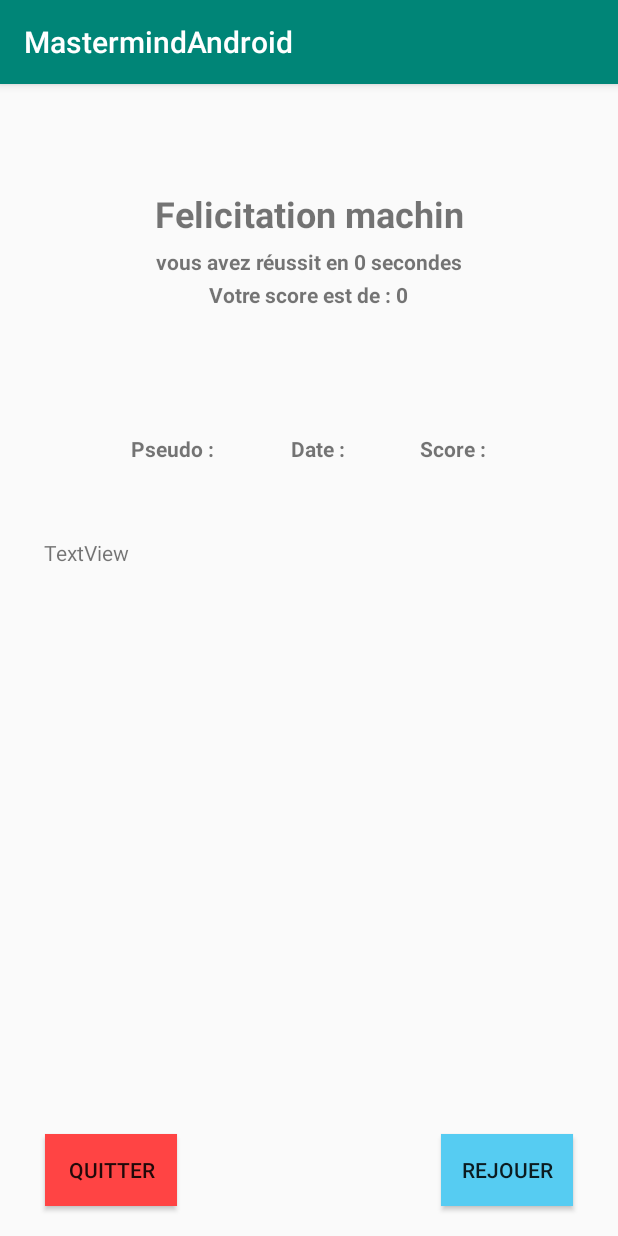
After one commit to nclsdvl/MastermindAndroid, an Android app: the Score screen opened directly, with no data from a screen before it, on a phone screen of 412 x 824 dp. The commit adds this screen. Run offline under Robolectric (Android 15) with nearby library versions, the phone set to English and light mode, and no system bars; 3 statements that could not run were skipped.

Commit message:
TODO chrono + score + derniere page

```diff
--- a/app/src/main/AndroidManifest.xml
+++ b/app/src/main/AndroidManifest.xml
@@ -26,7 +26,13 @@
             </intent-filter>
         </activity>
 
+        <activity android:name=".Score">
+            <intent-filter>
+                <action android:name="android.intent.action.MAIN" />
 
+                <category android:name="android.intent.category.LAUNCHER" />
+            </intent-filter>
+        </activity>
     </application>
 
 </manifest>
--- /dev/null
+++ b/app/src/main/java/com/nicolas/mastermindandroid/Score.java
@@ -0,0 +1,84 @@
+package com.nicolas.mastermindandroid;
+
+import android.content.Context;
+import android.content.Intent;
+import android.os.Bundle;
+import android.support.v7.app.AppCompatActivity;
+
+import android.view.View;
+import android.widget.Button;
+import android.widget.EditText;
+import android.widget.TableRow;
+import android.widget.TextView;
+
+import java.io.File;
+import java.io.FileInputStream;
+import java.io.FileOutputStream;
+import java.io.IOException;
+
+
+
+public class Score extends AppCompatActivity{
+    Bundle extras;
+    String pseudo;
+    String nbrTour;
+    TextView monTextViewPseudo;
+    TextView monTemps;
+    TextView monScore;
+    String time;
+    int calculScoreTime;
+    int monScoreFinal;
+    private EditText highScoreStorage;
+    private String simpleFileName = "highScore.txt";
+    private String monDossierScore = "highScore";
+    Button quitter;
+    Button rejouer;
+    File monFile;
+
+    protected void onCreate(Bundle savedInstanceState) {
+        super.onCreate(savedInstanceState);
+        setContentView(R.layout.score);
+
+        try{
+            extras = getIntent().getExtras();
+            pseudo = extras.getString("pseudo");
+            time = extras.getString("time");
+            nbrTour = extras.getString("nbrTour");
+            monTextViewPseudo = findViewById(R.id.msgFelicitation);
+            monTextViewPseudo.setText(getString(R.string.congrats)+" "+pseudo);
+            calculScoreTime = Integer.parseInt(time);
+            quitter = findViewById(R.id.Quitter);
+            rejouer = findViewById(R.id.Rejouer);
+
+        }catch (Exception e){
+            System.out.println("bug");
+        }
+        monTemps = findViewById(R.id.textView11);
+        monTemps.setText("vous avez réussit en "+calculScoreTime+" secondes");
+        monScore = findViewById(R.id.textView12);
+        monScore.setText("Votre score est de : "+calculScore());
+
+        quitter.setOnClickListener(new View.OnClickListener() {
+            @Override
+            public void onClick(View view) {
+                finish();
+            }
+        });
+
+        rejouer.setOnClickListener(new View.OnClickListener() {
+            @Override
+            public void onClick(View view) {
+                Intent monIntent = new Intent(Score.this, MainActivity.class);
+                startActivity(monIntent);
+            }
+        });
+
+
+    }
+
+    private int calculScore(){
+        monScoreFinal = (Integer.parseInt(nbrTour)+2)*100 + ((120 - Integer.parseInt(time))*10);
+        return monScoreFinal;
+    }
+
+}
--- a/app/src/main/java/com/nicolas/mastermindandroid/mastermind.java
+++ b/app/src/main/java/com/nicolas/mastermindandroid/mastermind.java
@@ -4,17 +4,23 @@ package com.nicolas.mastermindandroid;
 import android.content.Intent;
 import android.graphics.drawable.Drawable;
 import android.os.Bundle;
+import android.os.SystemClock;
 import android.support.constraint.ConstraintLayout;
 import android.support.v7.app.AppCompatActivity;
 import android.util.Log;
 import android.view.View;
 import android.view.ViewGroup;
+import android.widget.Chronometer;
 import android.widget.LinearLayout;
 import android.widget.TableLayout;
 import android.widget.TableRow;
 import android.widget.TextView;
 
 import com.nicolas.mastermindandroid.mastermind;
+
+import java.sql.Time;
+import java.util.Timer;
+import java.util.TimerTask;
 
 
 public class mastermind extends AppCompatActivity {
@@ -27,21 +33,24 @@ public class mastermind extends AppCompatActivity {
     int[] monTabDeProposition = new int[4];
     private TableLayout tableLayoutSoluce;
     private TextView maConsigne;
-    private LinearLayout layoutDeChoix;
     Bundle extras;
     String pseudo;
     TextView monTextViewPseudo;
-
+    private Chronometer simpleChronometer;
+    long time;
 
     protected void onCreate(Bundle savedInstanceState) {
         super.onCreate(savedInstanceState);
         setContentView(R.layout.mastermind);
 
+        simpleChronometer =  new Chronometer(this);
+        simpleChronometer.start();
+
         try{
             extras = getIntent().getExtras();
             pseudo = extras.getString("pseudo");
-            monTextViewPseudo = findViewById(R.id.textView8);
-            monTextViewPseudo.setText(pseudo);
+//            monTextViewPseudo = findViewById(R.id.textView8);
+//            monTextViewPseudo.setText(pseudo);
         }catch (Exception e){
             System.out.println("bug");
         }
@@ -68,7 +77,7 @@ public class mastermind extends AppCompatActivity {
         maConsigne = findViewById(R.id.textView7);
 
 
-            myRectangleViewViolet.setOnClickListener(new View.OnClickListener() {
+         myRectangleViewViolet.setOnClickListener(new View.OnClickListener() {
                 @Override
                 public void onClick(View view) {
                     ((TableRow) tableLayoutProposition.getChildAt(countY)).getChildAt(countX).setBackgroundResource(R.drawable.cerclepropositionviolet);
@@ -78,31 +87,28 @@ public class mastermind extends AppCompatActivity {
                 }
 
             });
-            myRectangleViewJaune.setOnClickListener(new View.OnClickListener() {
+         myRectangleViewJaune.setOnClickListener(new View.OnClickListener() {
                 @Override
                 public void onClick(View view) {
                     ((TableRow) tableLayoutProposition.getChildAt(countY)).getChildAt(countX).setBackgroundResource(R.drawable.cerclepropositionjaune);
-
                     monTabDeProposition[countX] = 3;
                     placementProposition();
                 }
 
             });
-            myRectangleViewBleu.setOnClickListener(new View.OnClickListener() {
+         myRectangleViewBleu.setOnClickListener(new View.OnClickListener() {
                 @Override
                 public void onClick(View view) {
                     ((TableRow) tableLayoutProposition.getChildAt(countY)).getChildAt(countX).setBackgroundResource(R.drawable.cerclepropositionbleu);
-
                     monTabDeProposition[countX] = 2;
                     placementProposition();
                 }
 
             });
-            myRectangleViewRouge.setOnClickListener(new View.OnClickListener() {
+         myRectangleViewRouge.setOnClickListener(new View.OnClickListener() {
                 @Override
                 public void onClick(View view) {
                     ((TableRow) tableLayoutProposition.getChildAt(countY)).getChildAt(countX).setBackgroundResource(R.drawable.cerclepropositionrouge);
-
                     monTabDeProposition[countX] = 1;
                     placementProposition();
                 }
@@ -112,13 +118,11 @@ public class mastermind extends AppCompatActivity {
                 @Override
                 public void onClick(View view) {
                     ((TableRow) tableLayoutProposition.getChildAt(countY)).getChildAt(countX).setBackgroundResource(R.drawable.cerclepropositionvert);
-
                     monTabDeProposition[countX] = 0;
                     placementProposition();
                 }
 
             });
-
     }
 
 
@@ -134,6 +138,8 @@ public class mastermind extends AppCompatActivity {
             int MP = maProp[5][countY];
             //int total_a_Placer = BP + MP;
             int positionMP = 0;
+
+
 
             // TEST //
             Log.d("montest", "BP = "+BP+"; MP = "+MP + " countY = "+countY);
@@ -160,16 +166,34 @@ public class mastermind extends AppCompatActivity {
 //                //Intent intent1 = new Intent(mastermind.this, mastermind.class);
 //                //startActivity(intent1);
 
+            LinearLayout layoutDeChoix;
             if(BP == 4){
                 maConsigne.setText(getString(R.string.felicitation));
                 maConsigne.setTextSize(32);
                 maConsigne.getLayoutParams().height = 100;
                 maConsigne.getLayoutParams().width = 360;
                 maConsigne.setBackgroundResource(R.drawable.bgresult);
-
                 layoutDeChoix = findViewById(R.id.linearLayout2);
                 ConstraintLayout layoutParent = findViewById(R.id.linearLayout);
                 layoutParent.removeView(layoutDeChoix);
+                time = SystemClock.elapsedRealtime() - simpleChronometer.getBase();
+
+
+                new android.os.Handler().postDelayed(
+                        new Runnable() {
+                            public void run() {
+                                String nbrTour = Integer.toString(countY);
+
+                                String monTempsEnString = (String.valueOf(time/1000));
+                                Intent intent1 = new Intent(mastermind.this, Score.class);
+                                intent1.putExtra("pseudo",pseudo);
+                                intent1.putExtra("time", monTempsEnString);
+                                intent1.putExtra("nbrTour", nbrTour);
+                                simpleChronometer.stop();
+                                startActivity(intent1);
+                                finish();
+                            }
+                        }, 2500);
 
 
             }
@@ -184,9 +208,16 @@ public class mastermind extends AppCompatActivity {
                 layoutDeChoix = findViewById(R.id.linearLayout2);
                 ConstraintLayout layoutParent = findViewById(R.id.linearLayout);
                 layoutParent.removeView(layoutDeChoix);
-
+                new android.os.Handler().postDelayed(
+                        new Runnable() {
+                            public void run() {
+                                Intent intent1 = new Intent(mastermind.this, MainActivity.class);
+                                simpleChronometer.stop();
+                                startActivity(intent1);
+                                finish();
+                            }
+                        }, 2500);
             }
-
             countX = 0;
             countY --;
         }
--- /dev/null
+++ b/app/src/main/res/layout/score.xml
@@ -0,0 +1,131 @@
+<?xml version="1.0" encoding="utf-8"?>
+<android.support.constraint.ConstraintLayout
+    xmlns:android="http://schemas.android.com/apk/res/android"
+    xmlns:app="http://schemas.android.com/apk/res-auto"
+    xmlns:tools="http://schemas.android.com/tools"
+    android:layout_width="match_parent"
+    android:layout_height="match_parent">
+
+    <TextView
+        android:id="@+id/msgFelicitation"
+        android:layout_width="251dp"
+        android:layout_height="73dp"
+        android:layout_marginTop="50dp"
+        android:gravity="center"
+        android:text="Felicitation machin"
+        android:textSize="24sp"
+        android:textStyle="bold"
+        app:layout_constraintEnd_toEndOf="parent"
+        app:layout_constraintStart_toStartOf="parent"
+        app:layout_constraintTop_toTopOf="parent" />
+
+    <TableLayout
+        android:layout_width="353dp"
+        android:layout_height="261dp"
+        android:layout_marginTop="60dp"
+        app:layout_constraintEnd_toEndOf="parent"
+        app:layout_constraintStart_toStartOf="parent"
+        app:layout_constraintTop_toBottomOf="@+id/msgFelicitation">
+
+        <TableRow
+            android:layout_width="match_parent"
+            android:layout_height="match_parent"
+            android:layout_marginTop="50dp"
+            android:gravity="center">
+
+            <TextView
+                android:id="@+id/textView10"
+                android:layout_width="wrap_content"
+                android:layout_height="wrap_content"
+                android:text="Pseudo :"
+                android:textStyle="bold" />
+
+            <TextView
+                android:id="@+id/textView9"
+                android:layout_width="wrap_content"
+                android:layout_height="wrap_content"
+                android:layout_marginStart="50dp"
+                android:text="Date :"
+                android:textStyle="bold" />
+
+            <TextView
+                android:id="@+id/textView5"
+                android:layout_width="wrap_content"
+                android:layout_height="wrap_content"
+                android:layout_marginStart="50dp"
+                android:text="Score :"
+                android:textStyle="bold" />
+        </TableRow>
+
+        <TableRow
+            android:id="@+id/tabrowscore1"
+            android:layout_width="match_parent"
+            android:layout_height="match_parent"
+            android:layout_marginTop="50dp" >
+
+            <TextView
+                android:id="@+id/textView13"
+                android:layout_width="wrap_content"
+                android:layout_height="wrap_content"
+                android:text="TextView" />
+        </TableRow>
+
+        <TableRow
+            android:layout_width="match_parent"
+            android:layout_height="match_parent"
+            android:layout_marginTop="50dp" />
+
+        <TableRow
+            android:layout_width="match_parent"
+            android:layout_height="match_parent"
+            android:layout_marginTop="50dp" />
+    </TableLayout>
+
+    <Button
+        android:id="@+id/Quitter"
+        android:layout_width="wrap_content"
+        android:layout_height="wrap_content"
+        android:layout_marginStart="30dp"
+        android:layout_marginBottom="20dp"
+        android:background="@android:color/holo_red_light"
+        android:text="Quitter"
+        app:layout_constraintBottom_toBottomOf="parent"
+        app:layout_constraintStart_toStartOf="parent" />
+
+    <Button
+        android:id="@+id/Rejouer"
+        android:layout_width="wrap_content"
+        android:layout_height="wrap_content"
+        android:layout_marginEnd="30dp"
+        android:layout_marginBottom="20dp"
+        android:background="@color/bleu_bouton"
+        android:text="Rejouer"
+        app:layout_constraintBottom_toBottomOf="parent"
+        app:layout_constraintEnd_toEndOf="parent" />
+
+    <TextView
+        android:id="@+id/textView11"
+        android:layout_width="212dp"
+        android:layout_height="21dp"
+        android:layout_marginTop="108dp"
+        android:gravity="center"
+        android:text="Votre score est de : "
+        android:textStyle="bold"
+        app:layout_constraintEnd_toEndOf="parent"
+        app:layout_constraintStart_toStartOf="parent"
+        app:layout_constraintTop_toTopOf="parent" />
+
+    <TextView
+        android:id="@+id/textView12"
+        android:layout_width="212dp"
+        android:layout_height="21dp"
+        android:layout_marginTop="130dp"
+        android:gravity="center"
+        android:text="Votre score est de : "
+        android:textStyle="bold"
+        app:layout_constraintEnd_toEndOf="parent"
+        app:layout_constraintHorizontal_bias="0.497"
+        app:layout_constraintStart_toStartOf="parent"
+        app:layout_constraintTop_toTopOf="parent" />
+
+</android.support.constraint.ConstraintLayout>
--- a/app/src/main/res/values/strings.xml
+++ b/app/src/main/res/values/strings.xml
@@ -6,4 +6,5 @@
     <string name="regles3">  - A chaque essai, on vous precisera le nombre de bonnes couleurs bien placées (rond vert), le nombre de bonnes couleurs mal placées (rond rouge), les ronds qui restent vides representent les mauvaises couleurs.</string>
     <string name="felicitation">FELICITATION</string>
     <string name="looser">LOOSER!!!</string>
+    <string name="congrats">Felicitation</string>
 </resources>
```
